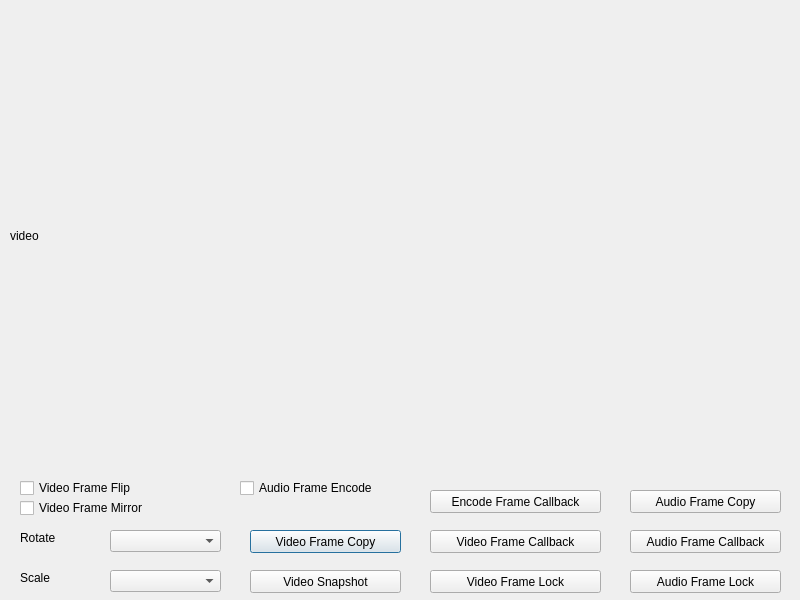
Old version of the form QT5/UVS_DataFrame/dialog.ui in the repository messicn/UVSMedia.
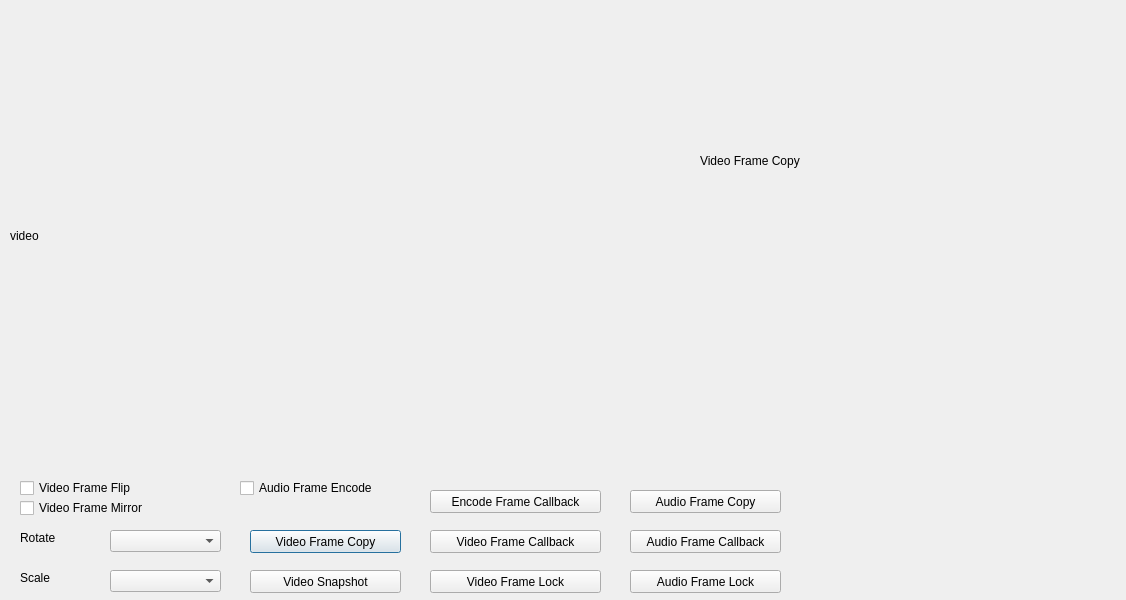
New version of the form.

Commit message: video frame copy & preview

Patch:
```diff
--- a/QT5/UVS_DataFrame/dialog.ui
+++ b/QT5/UVS_DataFrame/dialog.ui
@@ -6,7 +6,7 @@
    <rect>
     <x>0</x>
     <y>0</y>
-    <width>800</width>
+    <width>1126</width>
     <height>600</height>
    </rect>
   </property>
@@ -18,7 +18,7 @@
     <rect>
      <x>10</x>
      <y>10</y>
-     <width>781</width>
+     <width>671</width>
      <height>451</height>
     </rect>
    </property>
@@ -215,6 +215,19 @@
     <string>Audio Frame Lock</string>
    </property>
   </widget>
+  <widget class="QLabel" name="video2">
+   <property name="geometry">
+    <rect>
+     <x>700</x>
+     <y>10</y>
+     <width>411</width>
+     <height>301</height>
+    </rect>
+   </property>
+   <property name="text">
+    <string>Video Frame Copy</string>
+   </property>
+  </widget>
  </widget>
  <resources/>
  <connections/>
```
The commit also changes 7 other files.
